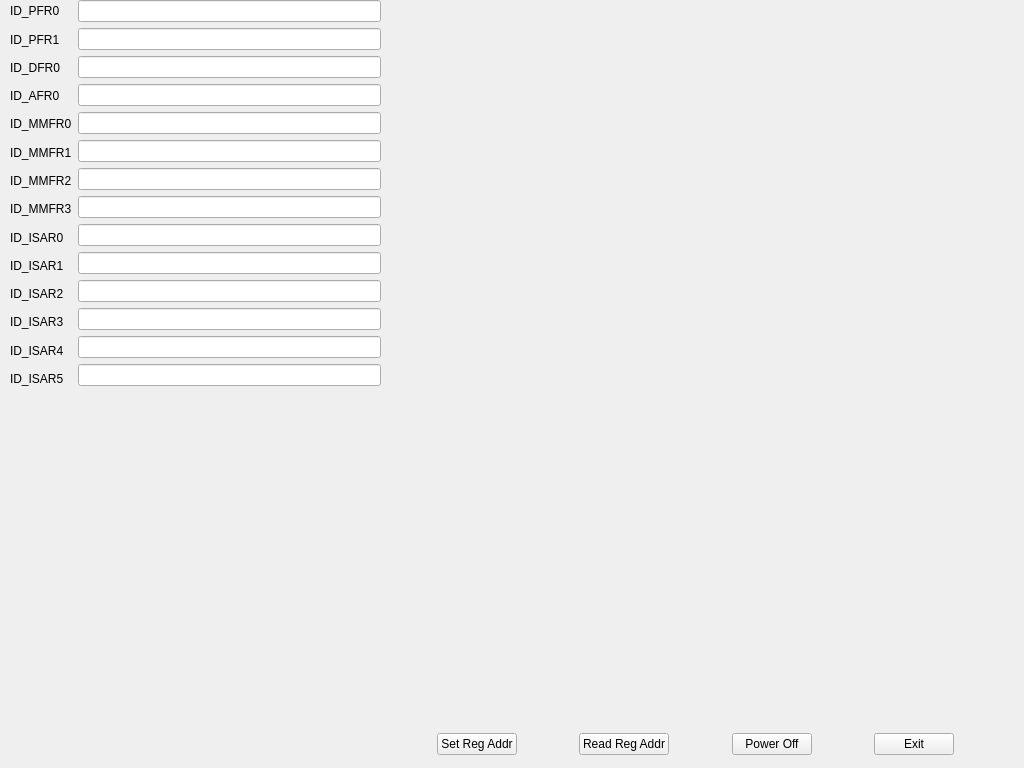
Above: mainwindow.ui from jestes15/ARM_QtProject before the change. Below: the same form after it.
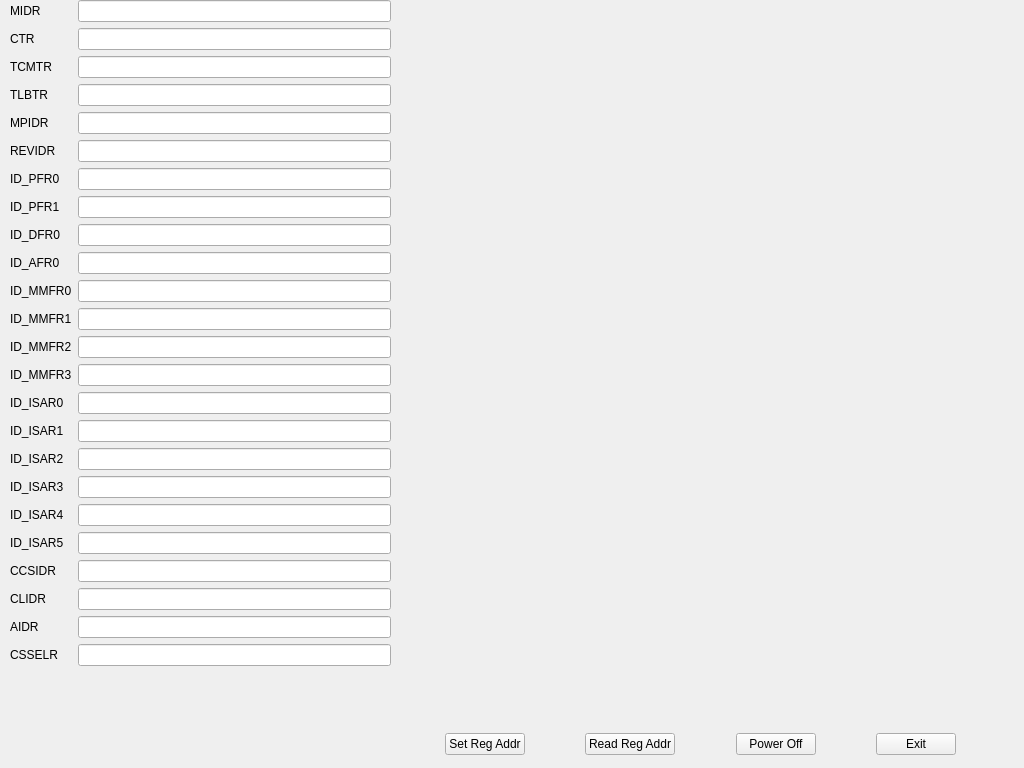
That is the form after the change.

The edit to the form file:
```diff
--- a/mainwindow.ui
+++ b/mainwindow.ui
@@ -29,9 +29,9 @@
    <widget class="QWidget" name="horizontalLayoutWidget">
     <property name="geometry">
      <rect>
-      <x>380</x>
+      <x>390</x>
       <y>729</y>
-      <width>631</width>
+      <width>621</width>
       <height>31</height>
      </rect>
     </property>
@@ -134,9 +134,9 @@
    <widget class="QWidget" name="gridLayoutWidget">
     <property name="geometry">
      <rect>
-      <x>380</x>
+      <x>390</x>
       <y>0</y>
-      <width>631</width>
+      <width>621</width>
       <height>731</height>
      </rect>
     </property>
@@ -147,158 +147,250 @@
      <rect>
       <x>10</x>
       <y>0</y>
-      <width>371</width>
-      <height>390</height>
+      <width>381</width>
+      <height>671</height>
      </rect>
     </property>
-    <layout class="QHBoxLayout" name="horizontalLayout_2">
-     <item>
-      <layout class="QVBoxLayout" name="verticalLayout">
-       <item>
+    <layout class="QFormLayout" name="formLayout">
+     <item row="0" column="0">
+      <widget class="QLabel" name="label">
+       <property name="text">
+        <string>MIDR</string>
+       </property>
+      </widget>
+     </item>
+     <item row="1" column="0">
         <widget class="QLabel" name="label_2">
          <property name="text">
+        <string>CTR</string>
+       </property>
+      </widget>
+     </item>
+     <item row="2" column="0">
+      <widget class="QLabel" name="label_3">
+       <property name="text">
+        <string>TCMTR</string>
+       </property>
+      </widget>
+     </item>
+     <item row="3" column="0">
+      <widget class="QLabel" name="label_4">
+       <property name="text">
+        <string>TLBTR</string>
+       </property>
+      </widget>
+     </item>
+     <item row="4" column="0">
+      <widget class="QLabel" name="label_5">
+       <property name="text">
+        <string>MPIDR</string>
+       </property>
+      </widget>
+     </item>
+     <item row="5" column="0">
+      <widget class="QLabel" name="label_6">
+       <property name="text">
+        <string>REVIDR</string>
+       </property>
+      </widget>
+     </item>
+     <item row="6" column="0">
+      <widget class="QLabel" name="label_7">
+       <property name="text">
           <string>ID_PFR0</string>
          </property>
         </widget>
        </item>
-       <item>
-        <widget class="QLabel" name="label">
+     <item row="7" column="0">
+      <widget class="QLabel" name="label_8">
          <property name="text">
           <string>ID_PFR1</string>
          </property>
         </widget>
        </item>
-       <item>
-        <widget class="QLabel" name="label_3">
+     <item row="8" column="0">
+      <widget class="QLabel" name="label_9">
          <property name="text">
           <string>ID_DFR0</string>
          </property>
         </widget>
        </item>
-       <item>
-        <widget class="QLabel" name="label_4">
+     <item row="9" column="0">
+      <widget class="QLabel" name="label_10">
          <property name="text">
           <string>ID_AFR0</string>
          </property>
         </widget>
        </item>
-       <item>
-        <widget class="QLabel" name="label_6">
+     <item row="10" column="0">
+      <widget class="QLabel" name="label_11">
          <property name="text">
           <string>ID_MMFR0</string>
          </property>
         </widget>
        </item>
-       <item>
-        <widget class="QLabel" name="label_7">
+     <item row="11" column="0">
+      <widget class="QLabel" name="label_12">
          <property name="text">
           <string>ID_MMFR1</string>
          </property>
         </widget>
        </item>
-       <item>
-        <widget class="QLabel" name="label_8">
+     <item row="12" column="0">
+      <widget class="QLabel" name="label_13">
          <property name="text">
           <string>ID_MMFR2</string>
          </property>
         </widget>
        </item>
-       <item>
-        <widget class="QLabel" name="label_5">
+     <item row="13" column="0">
+      <widget class="QLabel" name="label_14">
          <property name="text">
           <string>ID_MMFR3</string>
          </property>
         </widget>
        </item>
-       <item>
-        <widget class="QLabel" name="label_10">
+     <item row="14" column="0">
+      <widget class="QLabel" name="label_15">
          <property name="text">
           <string>ID_ISAR0</string>
          </property>
         </widget>
        </item>
-       <item>
-        <widget class="QLabel" name="label_11">
+     <item row="15" column="0">
+      <widget class="QLabel" name="label_16">
          <property name="text">
           <string>ID_ISAR1</string>
          </property>
         </widget>
        </item>
-       <item>
-        <widget class="QLabel" name="label_12">
+     <item row="16" column="0">
+      <widget class="QLabel" name="label_17">
          <property name="text">
           <string>ID_ISAR2</string>
          </property>
         </widget>
        </item>
-       <item>
-        <widget class="QLabel" name="label_13">
+     <item row="17" column="0">
+      <widget class="QLabel" name="label_18">
          <property name="text">
           <string>ID_ISAR3</string>
          </property>
         </widget>
        </item>
-       <item>
-        <widget class="QLabel" name="label_14">
+     <item row="18" column="0">
+      <widget class="QLabel" name="label_19">
          <property name="text">
           <string>ID_ISAR4</string>
          </property>
         </widget>
        </item>
-       <item>
-        <widget class="QLabel" name="label_9">
+     <item row="19" column="0">
+      <widget class="QLabel" name="label_20">
          <property name="text">
           <string>ID_ISAR5</string>
          </property>
         </widget>
        </item>
-      </layout>
+     <item row="20" column="0">
+      <widget class="QLabel" name="label_21">
+       <property name="text">
+        <string>CCSIDR</string>
+       </property>
+      </widget>
      </item>
-     <item>
-      <layout class="QVBoxLayout" name="verticalLayout_2">
-       <item>
-        <widget class="QLineEdit" name="ID_PFR0_le"/>
-       </item>
-       <item>
-        <widget class="QLineEdit" name="ID_PFR1_le"/>
-       </item>
-       <item>
-        <widget class="QLineEdit" name="ID_DFR0_le"/>
-       </item>
-       <item>
-        <widget class="QLineEdit" name="ID_AFR0_le"/>
-       </item>
-       <item>
-        <widget class="QLineEdit" name="ID_MMFR0_le"/>
-       </item>
-       <item>
-        <widget class="QLineEdit" name="ID_MMFR1_le"/>
-       </item>
-       <item>
-        <widget class="QLineEdit" name="ID_MMFR2_le"/>
-       </item>
-       <item>
-        <widget class="QLineEdit" name="ID_MMFR3_le"/>
-       </item>
-       <item>
-        <widget class="QLineEdit" name="ID_ISAR0_le"/>
-       </item>
-       <item>
-        <widget class="QLineEdit" name="ID_ISAR1_le"/>
-       </item>
-       <item>
-        <widget class="QLineEdit" name="ID_ISAR2_le"/>
-       </item>
-       <item>
-        <widget class="QLineEdit" name="ID_ISAR3_le"/>
-       </item>
-       <item>
-        <widget class="QLineEdit" name="ID_ISAR4_le"/>
-       </item>
-       <item>
-        <widget class="QLineEdit" name="ID_ISAR5_le"/>
-       </item>
-      </layout>
+     <item row="21" column="0">
+      <widget class="QLabel" name="label_22">
+       <property name="text">
+        <string>CLIDR</string>
+       </property>
+      </widget>
+     </item>
+     <item row="22" column="0">
+      <widget class="QLabel" name="label_23">
+       <property name="text">
+        <string>AIDR</string>
+       </property>
+      </widget>
+     </item>
+     <item row="23" column="0">
+      <widget class="QLabel" name="label_24">
+       <property name="text">
+        <string>CSSELR</string>
+       </property>
+      </widget>
+     </item>
+     <item row="0" column="1">
+      <widget class="QLineEdit" name="midr_le"/>
+     </item>
+     <item row="1" column="1">
+      <widget class="QLineEdit" name="ctr_le"/>
+     </item>
+     <item row="2" column="1">
+      <widget class="QLineEdit" name="tcmtr_le"/>
+     </item>
+     <item row="3" column="1">
+      <widget class="QLineEdit" name="tlbtr_le"/>
+     </item>
+     <item row="4" column="1">
+      <widget class="QLineEdit" name="mpidr_le"/>
+     </item>
+     <item row="5" column="1">
+      <widget class="QLineEdit" name="revidr_le"/>
+     </item>
+     <item row="6" column="1">
+      <widget class="QLineEdit" name="id_pfr0_le"/>
+     </item>
+     <item row="7" column="1">
+      <widget class="QLineEdit" name="id_pfr1_le"/>
+     </item>
+     <item row="8" column="1">
+      <widget class="QLineEdit" name="id_dfr0_le"/>
+     </item>
+     <item row="9" column="1">
+      <widget class="QLineEdit" name="id_afr0_le"/>
+     </item>
+     <item row="10" column="1">
+      <widget class="QLineEdit" name="id_mmfr0_le"/>
+     </item>
+     <item row="11" column="1">
+      <widget class="QLineEdit" name="id_mmfr1_le"/>
+     </item>
+     <item row="12" column="1">
+      <widget class="QLineEdit" name="id_mmfr2_le"/>
+     </item>
+     <item row="13" column="1">
+      <widget class="QLineEdit" name="id_mmfr3_le"/>
+     </item>
+     <item row="14" column="1">
+      <widget class="QLineEdit" name="id_isar0_le"/>
+     </item>
+     <item row="15" column="1">
+      <widget class="QLineEdit" name="id_isar1_le"/>
+     </item>
+     <item row="16" column="1">
+      <widget class="QLineEdit" name="id_isar2_le"/>
+     </item>
+     <item row="17" column="1">
+      <widget class="QLineEdit" name="id_isar3_le"/>
+     </item>
+     <item row="18" column="1">
+      <widget class="QLineEdit" name="id_isar4_le"/>
+     </item>
+     <item row="19" column="1">
+      <widget class="QLineEdit" name="id_isar5_le"/>
+     </item>
+     <item row="20" column="1">
+      <widget class="QLineEdit" name="ccsidr_le"/>
+     </item>
+     <item row="21" column="1">
+      <widget class="QLineEdit" name="clidr_le"/>
+     </item>
+     <item row="22" column="1">
+      <widget class="QLineEdit" name="aidr_le"/>
+     </item>
+     <item row="23" column="1">
+      <widget class="QLineEdit" name="csselr_le"/>
      </item>
     </layout>
    </widget>
```
Left out of the diff: 2 changed lines with no effect on the pictures. Lines whose indentation alone changed are shown as unchanged.
